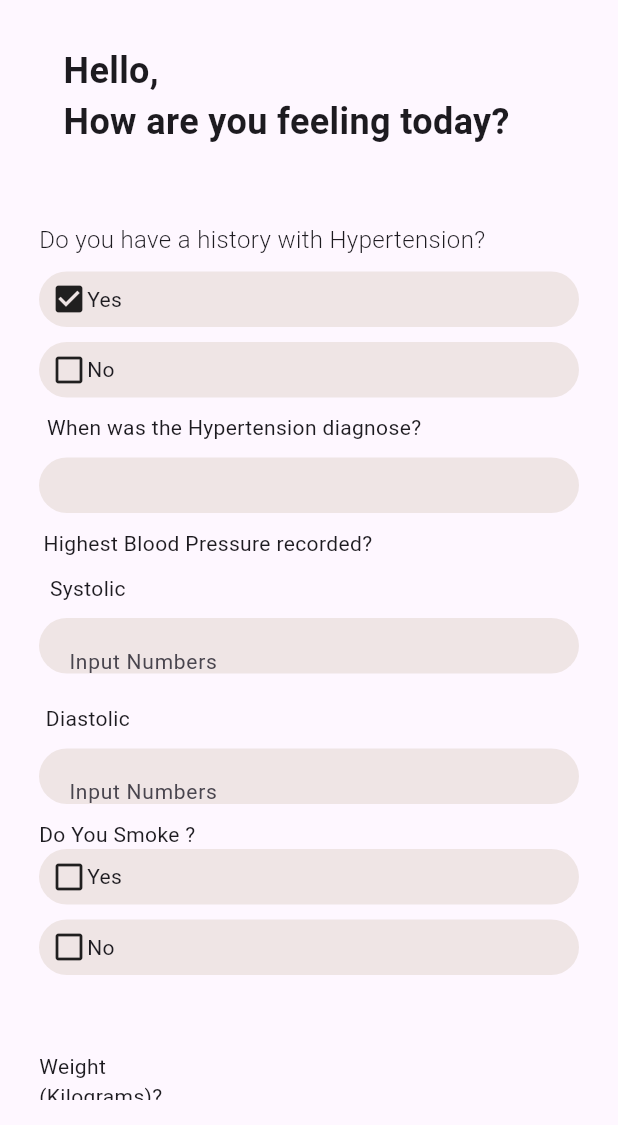
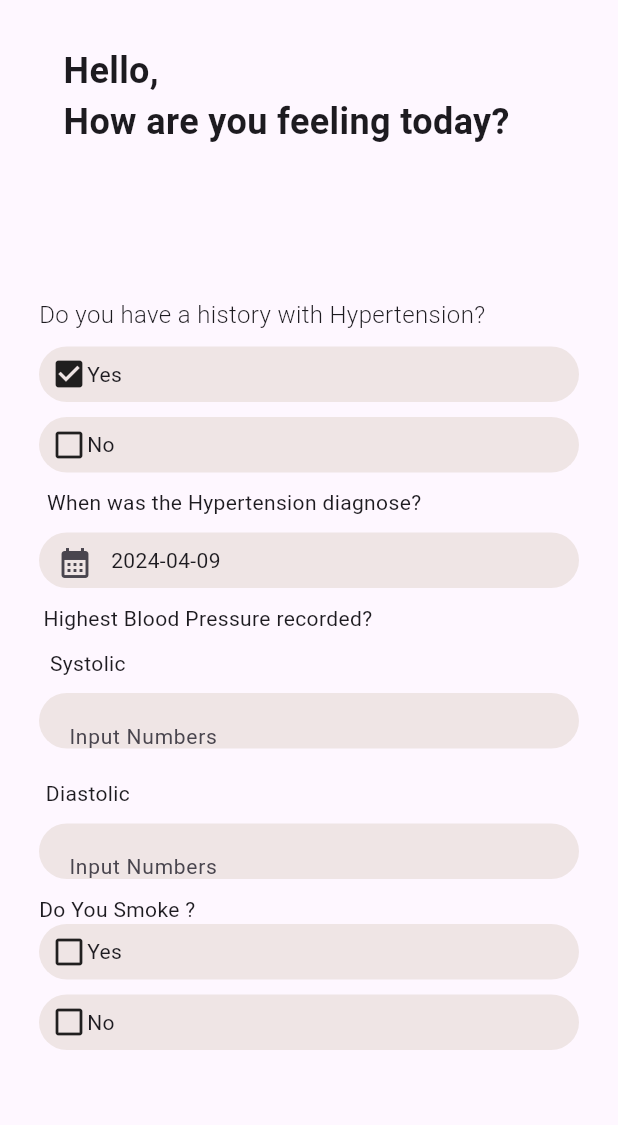
Before and after one commit to Rhunnan/hackaton, a Flutter app: the MonitorHealthPage screen opened directly, after a tap on the "check box outline blank" icon, on a phone screen of 412 x 824 dp, the part 111-1236 px from its top. Run offline on Flutter 3.47's test engine with Material 3 defaults, Android fonts, the phone set to English and light mode, and no system bars; our stand-ins replace flutter_riverpod.

Commit message:
added calendar datepicker

```diff
--- a/diabetecMonitoring/lib/components/monitor_health_page.dart
+++ b/diabetecMonitoring/lib/components/monitor_health_page.dart
@@ -56,6 +56,21 @@ class _MonitorHealthPageState extends State<MonitorHealthPage> {
     return weight / (height * height);
   }
 
+  DateTime selectedDate = DateTime.now();
+
+  Future<void> _selectDate(BuildContext context) async {
+    final DateTime? picked = await showDatePicker(
+        context: context,
+        initialDate: selectedDate,
+        firstDate: DateTime(2015, 8),
+        lastDate: DateTime(2101));
+    if (picked != null && picked != selectedDate) {
+      setState(() {
+        selectedDate = picked;
+      });
+    }
+  }
+
   @override
   Widget build(BuildContext context) {
     return Scaffold(
@@ -101,7 +116,7 @@ class _MonitorHealthPageState extends State<MonitorHealthPage> {
           ),
           //greeting Text
           const Padding(
-            padding: EdgeInsets.only(top: 30, right: 30),
+            padding: EdgeInsets.only(top: 30, bottom: 50, right: 30),
             child: Text(
               "Hello,\nHow are you feeling today?",
               style: TextStyle(fontSize: 24, fontWeight: FontWeight.w700),
@@ -110,7 +125,7 @@ class _MonitorHealthPageState extends State<MonitorHealthPage> {
           Padding(
             padding: const EdgeInsets.only(bottom: 30),
             child: SizedBox(
-              height: 635,
+              height: 585,
               width: 360,
               child: ListView(
                 scrollDirection: Axis.vertical,
@@ -208,6 +223,18 @@ class _MonitorHealthPageState extends State<MonitorHealthPage> {
                                 decoration: BoxDecoration(
                                   borderRadius: BorderRadius.circular(20),
                                   color: const Color(0xffEFE5E5),
+                                ),
+                                child: Row(
+                                  children: [
+                                    IconButton(
+                                      icon: Icon(Icons.calendar_month),
+                                      onPressed: () {
+                                        _selectDate(context);
+                                      },
+                                    ),
+                                    Text("${selectedDate.toLocal()}"
+                                        .split(' ')[0]),
+                                  ],
                                 ),
                                 //ibutang diri ang date nga widget
                               ),
```
Also changed, not shown: diabetecMonitoring/assets/images/icon _calendar_.png (added).
